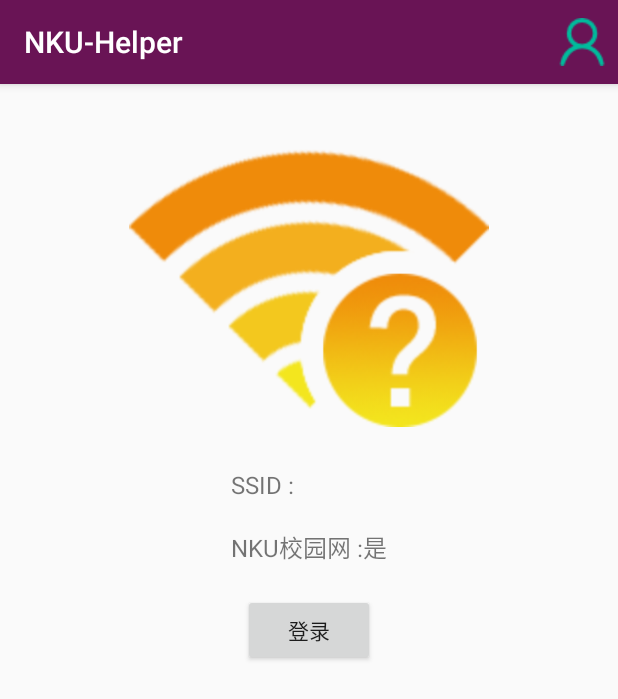
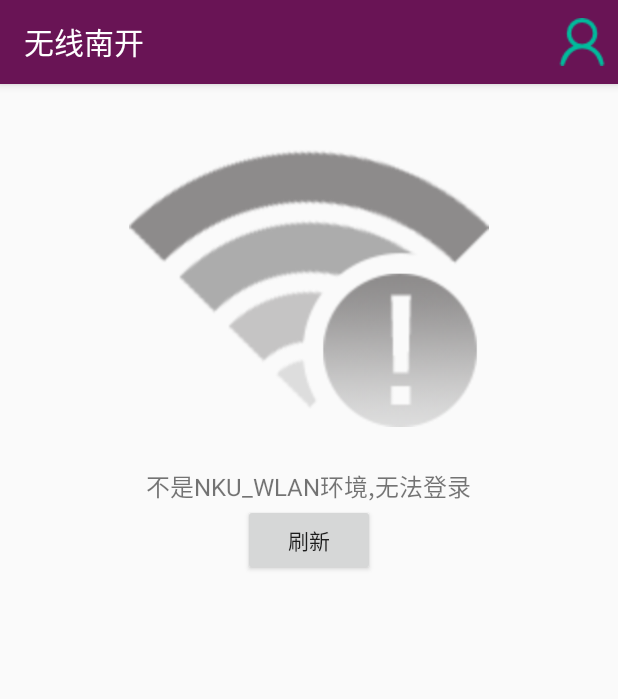
Before and after one commit to NKMSC/NKUWLAN-Android, an Android app: the MainActivity screen opened directly, with no data from a screen before it, on a phone screen of 412 x 824 dp. Shown: the top 699 px of the screen. Run offline under Robolectric (Android 15) with nearby library versions, the phone set to English and light mode, and no system bars; libraries missing offline, so code that uses them is left out: com.squareup.okhttp.

Commit message:
完成监听网络变化并登录

```diff
--- a/app/src/main/java/com/future/nkwlan/MainActivity.java
+++ b/app/src/main/java/com/future/nkwlan/MainActivity.java
@@ -1,5 +1,6 @@
 package com.future.nkwlan;
 
+import android.content.Context;
 import android.content.DialogInterface;
 import android.content.Intent;
 import android.net.wifi.WifiManager;
@@ -31,6 +32,7 @@ public class MainActivity extends AppCompatActivity implements View.OnClickListe
     private TextView messageTxt, uidTxt, ssidTxt, isNkuTxt, loginInfoTxt;
     private String ssid = "to be getting";
     private String isNKU = "是";
+    private Context context;
 
     @Override
     protected void onCreate(Bundle savedInstanceState) {
@@ -38,7 +40,6 @@ public class MainActivity extends AppCompatActivity implements View.OnClickListe
         setContentView(R.layout.activity_main);
 
         User user = NkCache.getAccount(this);
-
 
         messageTxt = (TextView) findViewById(R.id.main_message_txt);
         uidTxt = (TextView) findViewById(R.id.main_uid_txt);
@@ -50,8 +51,6 @@ public class MainActivity extends AppCompatActivity implements View.OnClickListe
         loginBtn = (Button) findViewById(R.id.main_login_btn);
         loginBtn.setOnClickListener(this);
 //        wifiImg.setOnClickListener(this);
-        WifiManager wifiManager = (WifiManager) this.getSystemService(WIFI_SERVICE);
-        ssid = wifiManager.getConnectionInfo().getSSID().replace("\"", "");
 
         Log.e("nkwlan", "onCreate");
         if (user.uid.length() == 0) {
@@ -62,6 +61,9 @@ public class MainActivity extends AppCompatActivity implements View.OnClickListe
 
     public void onResume() {
         super.onResume();
+        context = this;
+        WifiManager wifiManager = (WifiManager) this.getSystemService(WIFI_SERVICE);
+        ssid = wifiManager.getConnectionInfo().getSSID().replace("\"", "");
         new UpdateStatus().execute();
         Log.e("nkwlan", "onResume");
     }
@@ -86,8 +88,13 @@ public class MainActivity extends AppCompatActivity implements View.OnClickListe
                                         Toast.LENGTH_LONG).show();
                             }
                         });
-                        if (!ssid.equals("NKU_WLAN"))
+                        if (ssid.equals("NKU_WLAN")) {
+                            new Login().execute(user.uid, user.psw);
+                            Toast.makeText(getApplicationContext(), "正在登录...",
+                                    Toast.LENGTH_LONG).show();
+                        } else {
                             builder.show();
+                        }
                         break;
                     case NetworkInfo.ONLINE:
                         builder.setMessage(Html.fromHtml(
@@ -145,11 +152,12 @@ public class MainActivity extends AppCompatActivity implements View.OnClickListe
         builder.show();
     }
 
-
     private class UpdateStatus extends AsyncTask<String, Long, NetworkInfo> {
 
         @Override
         protected NetworkInfo doInBackground(String... params) {
+            if (!NkNetwork.isWifi(context))
+                return new NetworkInfo(NetworkInfo.UNCONNECTED);
             return NkNetwork.getLogStatus();
         }
 
--- a/app/src/main/java/com/future/nkwlan/NkNetwork.java
+++ b/app/src/main/java/com/future/nkwlan/NkNetwork.java
@@ -1,5 +1,7 @@
 package com.future.nkwlan;
 
+import android.content.Context;
+import android.net.ConnectivityManager;
 import android.util.Log;
 
 import com.squareup.okhttp.Call;
@@ -60,6 +62,7 @@ public class NkNetwork {
 
     public static NetworkInfo login(String uid, String psw) {
         NetworkInfo tmp = getLogStatus();
+//        Log.e("wlan", String.format("status check before login:%s,%s,%s",tmp.status,uid,psw));
         if (tmp.status != NetworkInfo.UN_LOGIN)
             return tmp;
         RequestBody requestBody = RequestBody.create(
@@ -70,8 +73,9 @@ public class NkNetwork {
         Request request = new Request.Builder().post(requestBody).url(hosts[0] + login_path).build();
         try {
             String result = client.newCall(request).execute().body().string();
-            Log.e("future.wlan", result);
+            Log.e("wlan", result);
         } catch (IOException e) {
+            Log.e("wlan", e.toString());
             e.printStackTrace();
         }
         return getLogStatus();
@@ -118,4 +122,13 @@ public class NkNetwork {
         String raw2 = raw1.substring(0, raw1.indexOf("'"));
         return raw2.trim();
     }
+
+    public static boolean isWifi(Context context) {
+        ConnectivityManager connectivityManager =
+                (ConnectivityManager) context.getSystemService(Context.CONNECTIVITY_SERVICE);
+        android.net.NetworkInfo wifiNetworkInfo =
+                connectivityManager.getNetworkInfo(ConnectivityManager.TYPE_WIFI);
+        return wifiNetworkInfo.isConnected();
+
+    }
 }
--- a/app/src/main/res/values/strings.xml
+++ b/app/src/main/res/values/strings.xml
@@ -1,14 +1,14 @@
 <resources>
-    <string name="app_name">NKU-Helper</string>
+    <string name="app_name">无线南开</string>
 
-    <string name="app_description">
+    <string name="app_description" translatable="false">
         <![CDATA[
 <p><b>使用帮助：</b></p>
         输入你的NKU_WLAN用户名和密码，APP将会保存在本地，在当你连入NKU_WLAN时，APP将自动为你登录。
         ]]>
     </string>
 
-    <string name="main_user_info" formatted="false">
+    <string name="main_user_info" formatted="false" translatable="false">
         <![CDATA[
             SSID：%s<br/>
             校园网\t：\t%s<br/>
@@ -16,42 +16,42 @@
         ]]>
     </string>
 
-    <string name="main_ssid" formatted="false">
+    <string name="main_ssid" formatted="false" translatable="false">
         <![CDATA[
             SSID     : %s<br/>
         ]]>
     </string>
 
-    <string name="main_uid" formatted="false">
+    <string name="main_uid" formatted="false" translatable="false">
         <![CDATA[
             登录账号  :%s<br/>
         ]]>
     </string>
 
-    <string name="main_isnku" formatted="false">
+    <string name="main_isnku" formatted="false" translatable="false">
         <![CDATA[
             NKU校园网 :%s<br/>
         ]]>
     </string>
 
-    <string name="main_logout_or_not" formatted="false">
+    <string name="main_logout_or_not" formatted="false" translatable="false">
         <![CDATA[
             你当前保存的账号为 :<b>%s</b><br/>是否更换账号？
         ]]>
     </string>
 
-    <string name="main_login_alert" formatted="false">
+    <string name="main_login_alert" formatted="false" translatable="false">
         <![CDATA[
             是否使用 <b>%s</b> 登录 <b>%s</b> ？
         ]]>
     </string>
 
-    <string name="main_logout_alert" formatted="false">
+    <string name="main_logout_alert" formatted="false" translatable="false">
         <![CDATA[
             是否注销 <b>%s</b> 在WiFi <b>%s</b> 的登录？
         ]]></string>
 
-    <string name="main_network_info" formatted="false">
+    <string name="main_network_info" formatted="false" translatable="false">
         <![CDATA[
             登录时长    ：%.0f 分钟<br/>
             账户余额    ：%.2f 元<br/>
```
Also changed, not shown: app/src/main/java/service/NetworkChangeReceiver.java (+74 -10 lines).
